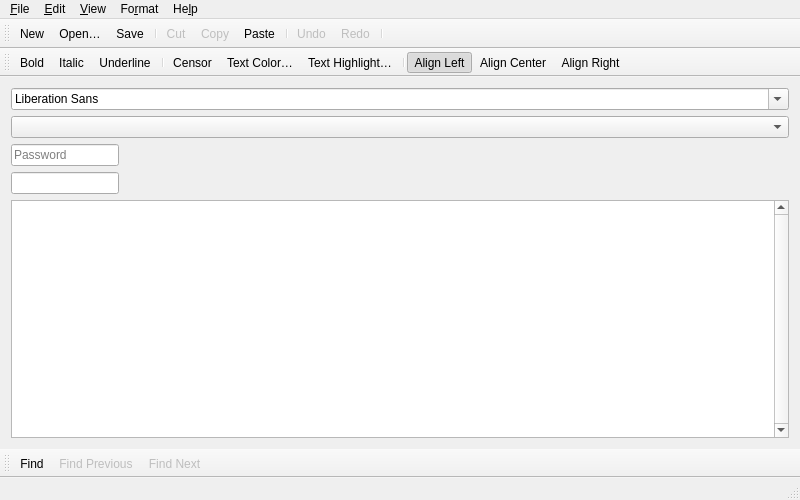
Above: qrypted/mainwindow.ui from wahsot/qrypted before the change. Below: the same form after it.
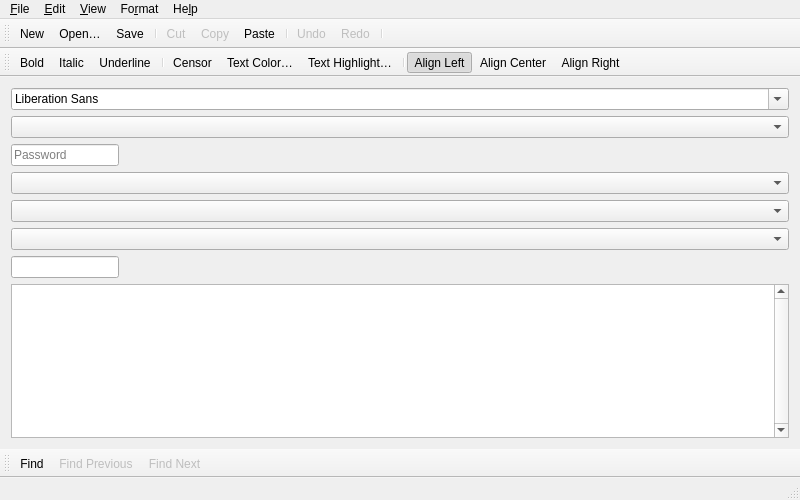
That is the form after the change. Icons and pictures are not drawn.

Commit message: Integrate QrypticStream into Qrypted, although the naming may change. Users can choose encryption settings from the main toolbar, although it should be separated into their own toolbar.

What changed in the file:
```diff
--- a/qrypted/mainwindow.ui
+++ b/qrypted/mainwindow.ui
@@ -40,6 +40,15 @@
       </property>
      </widget>
     </item>
+    <item>
+     <widget class="QComboBox" name="cipherComboBox"/>
+    </item>
+    <item>
+     <widget class="QComboBox" name="digestComboBox"/>
+    </item>
+    <item>
+     <widget class="QComboBox" name="methodComboBox"/>
+    </item>
     <item>
      <widget class="QLineEdit" name="findLineEdit">
       <property name="sizePolicy">
```
Left out of the diff: 27 changed lines with no effect on the pictures. The commit also changes 1 other file.
